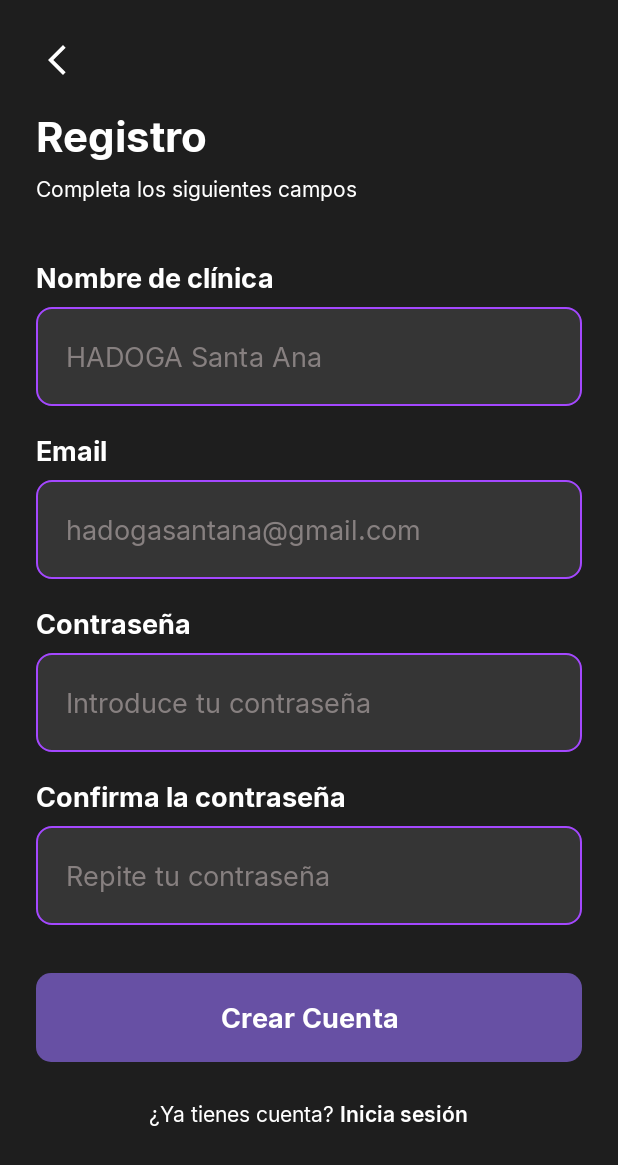
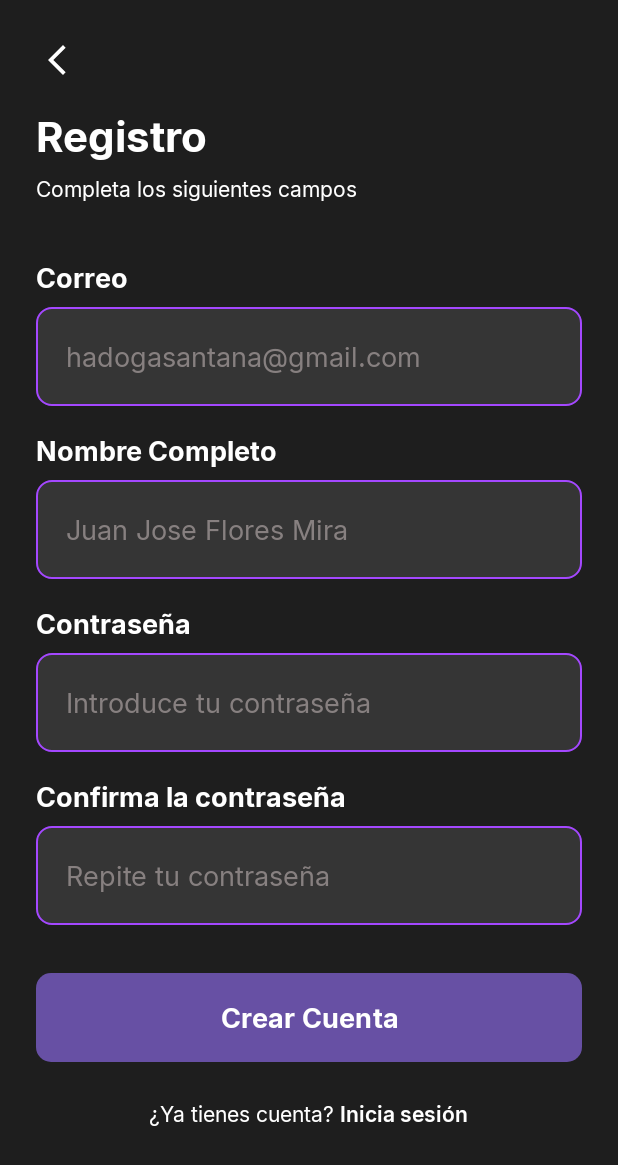
Before and after one commit to Doisaac/parcial2-dam, an Android app: the RegisterActivity screen opened directly, with no data from a screen before it, on a phone screen of 412 x 824 dp. Shown: the top 1165 px of the screen. Run offline under Robolectric (Android 15) with nearby library versions, the phone set to English and light mode, and no system bars; our stand-ins replace Room's generated code; 1 statement that could not run was skipped.

Commit message:
feat: actualizar interfaz de registro en activity_register.xml

```diff
--- a/app/src/main/res/layout/activity_register.xml
+++ b/app/src/main/res/layout/activity_register.xml
@@ -42,27 +42,13 @@
             android:layout_marginBottom="35dp"
             android:text="Completa los siguientes campos" />
 
-        <!-- Campo Nombre de clínica -->
-        <TextView
-            style="@style/FieldTitleText"
-            android:layout_width="match_parent"
-            android:layout_height="wrap_content"
-            android:layout_marginBottom="6dp"
-            android:text="Nombre de clínica" />
-
-        <EditText
-            android:id="@+id/inputClinicName"
-            style="@style/HadogaEditText"
-            android:layout_marginBottom="16dp"
-            android:hint="HADOGA Santa Ana" />
-
         <!-- Campo Email -->
         <TextView
             style="@style/FieldTitleText"
             android:layout_width="match_parent"
             android:layout_height="wrap_content"
             android:layout_marginBottom="6dp"
-            android:text="Email" />
+            android:text="Correo" />
 
         <EditText
             android:id="@+id/inputEmail"
@@ -70,6 +56,20 @@
             android:layout_marginBottom="16dp"
             android:hint="hadogasantana@gmail.com"
             android:inputType="textEmailAddress" />
+
+        <!-- Campo Nombre Completo -->
+        <TextView
+            style="@style/FieldTitleText"
+            android:layout_width="match_parent"
+            android:layout_height="wrap_content"
+            android:layout_marginBottom="6dp"
+            android:text="Nombre Completo" />
+
+        <EditText
+            android:id="@+id/inputFullName"
+            style="@style/HadogaEditText"
+            android:layout_marginBottom="16dp"
+            android:hint="Juan Jose Flores Mira" />
 
         <!-- Campo Contraseña -->
         <TextView
```
